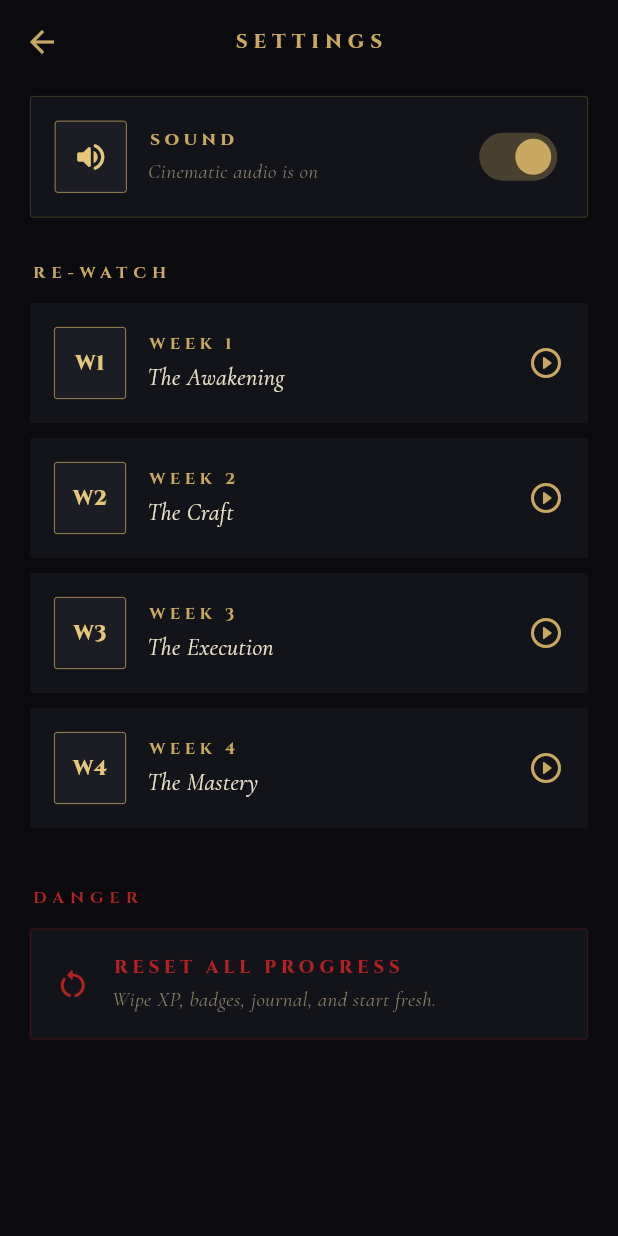
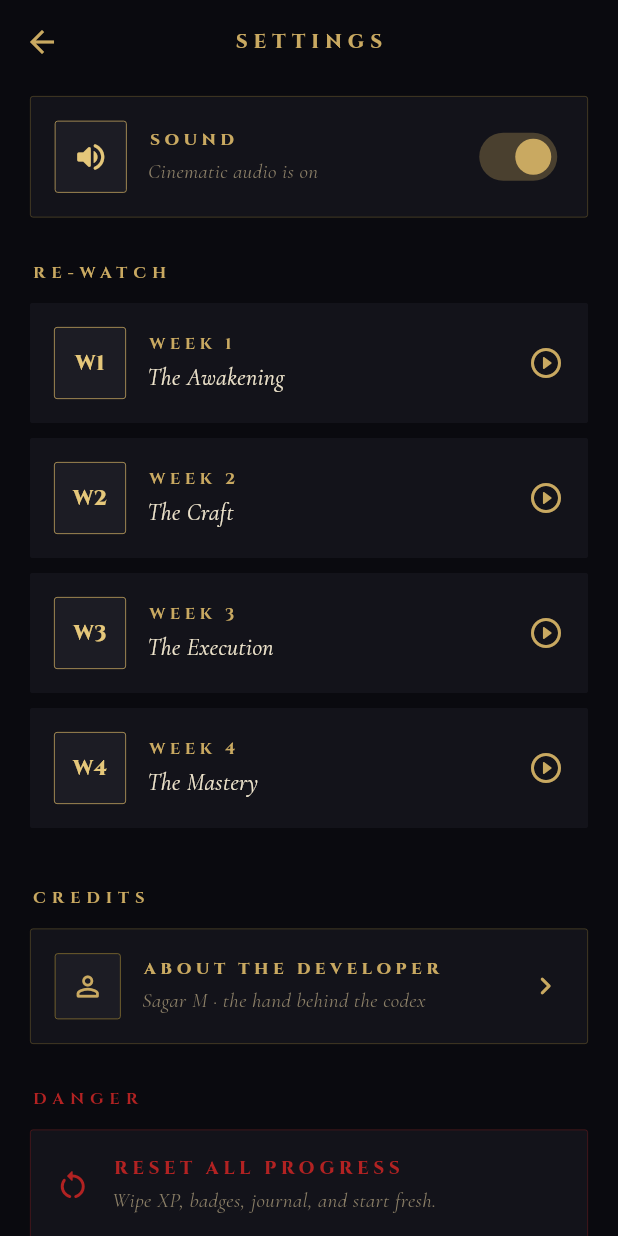
Before and after one commit to Sagarverse/entrepreneurs-codex, a Flutter app: the SettingsScreen screen opened directly, on a phone screen of 412 x 824 dp. Run offline on Flutter 3.47's test engine with Material 3 defaults, Android fonts, the phone set to English and light mode, and no system bars; our stand-ins replace audioplayers, google_fonts, pdf, printing, share_plus, shared_preferences; accounts and stored records are empty.

Commit message:
Add GitHub Releases auto-update, About the Developer, and store metadata
- lib/services/update_service.dart: GitHub Releases API client, semver
  comparator, public release-page URL helper
- lib/widgets/update_prompt_sheet.dart: gold/ink themed bottom sheet
  that surfaces a new release to the user
- lib/main.dart: fires the update check 1.2s after the splash gate;
  non-blocking, silent on failure, never affects first-launch UX
- lib/screens/about_developer_screen.dart: Sagar M / 9019989269 /
  sagarm.2k5@gmail.com, with tappable phone/email/GitHub links
- lib/screens/settings_screen.dart: 'About the Developer' row in
  the new CREDITS section
- store/: Play Store copy, privacy policy, keywords, changelog,
  release process documentation
- README.md: full project overview
- LICENSE: MIT
- pubspec.yaml: explicit http dependency

```diff
--- a/lib/screens/settings_screen.dart
+++ b/lib/screens/settings_screen.dart
@@ -6,6 +6,7 @@ import '../services/app_state.dart';
 import '../services/codex_audio.dart';
 import '../services/storage_service.dart';
 import '../theme.dart';
+import 'about_developer_screen.dart';
 import 'codex_screen.dart';
 import 'weekly_intro_screen.dart';
 
@@ -53,6 +54,18 @@ class SettingsScreen extends StatelessWidget {
           ],
           const SizedBox(height: 28),
           Text(
+            'CREDITS',
+            style: GoogleFonts.cinzel(
+              fontSize: 11,
+              letterSpacing: 4,
+              color: CodexPalette.gold,
+              fontWeight: FontWeight.w700,
+            ),
+          ),
+          const SizedBox(height: 12),
+          _AboutRow(),
+          const SizedBox(height: 28),
+          Text(
             'DANGER',
             style: GoogleFonts.cinzel(
               fontSize: 11,
@@ -64,6 +77,78 @@ class SettingsScreen extends StatelessWidget {
           const SizedBox(height: 12),
           _ResetRow(),
         ],
+      ),
+    );
+  }
+}
+
+class _AboutRow extends StatelessWidget {
+  @override
+  Widget build(BuildContext context) {
+    return Material(
+      color: CodexPalette.inkRaised,
+      borderRadius: BorderRadius.circular(2),
+      child: InkWell(
+        onTap: () {
+          Navigator.of(context).push(MaterialPageRoute(
+            builder: (_) => const AboutDeveloperScreen(),
+          ));
+        },
+        borderRadius: BorderRadius.circular(2),
+        child: Container(
+          decoration: BoxDecoration(
+            border: Border.all(
+                color: CodexPalette.goldDeep.withValues(alpha: 0.5),
+                width: 0.5),
+            borderRadius: BorderRadius.circular(2),
+          ),
+          padding: const EdgeInsets.all(16),
+          child: Row(
+            children: [
+              Container(
+                width: 44,
+                height: 44,
+                alignment: Alignment.center,
+                decoration: BoxDecoration(
+                  color: CodexPalette.inkHigher,
+                  border:
+                      Border.all(color: CodexPalette.goldDeep, width: 0.5),
+                  borderRadius: BorderRadius.circular(2),
+                ),
+                child: const Icon(Icons.person_outline_rounded,
+                    color: CodexPalette.gold, size: 22),
+              ),
+              const SizedBox(width: 14),
+              Expanded(
+                child: Column(
+                  crossAxisAlignment: CrossAxisAlignment.start,
+                  children: [
+                    Text(
+                      'ABOUT THE DEVELOPER',
+                      style: GoogleFonts.cinzel(
+                        fontSize: 11,
+                        letterSpacing: 3,
+                        color: CodexPalette.gold,
+                        fontWeight: FontWeight.w800,
+                      ),
+                    ),
+                    const SizedBox(height: 2),
+                    Text(
+                      '${AboutDeveloperScreen.developerName} · the hand behind the codex',
+                      style: GoogleFonts.cormorantGaramond(
+                        fontSize: 14,
+                        color: CodexPalette.textOnInkDim,
+                        fontStyle: FontStyle.italic,
+                      ),
+                    ),
+                  ],
+                ),
+              ),
+              const Icon(Icons.chevron_right_rounded,
+                  color: CodexPalette.gold),
+            ],
+          ),
+        ),
       ),
     );
   }
--- a/pubspec.yaml
+++ b/pubspec.yaml
@@ -19,6 +19,7 @@ dependencies:
   audioplayers: ^6.0.0
   pdf: ^3.12.0
   printing: ^5.13.1
+  http: ^1.2.0
 
 dev_dependencies:
   flutter_test:
--- /dev/null
+++ b/store/description.txt
@@ -0,0 +1,35 @@
+# The Entrepreneur's Codex — Play Store / App Store copy
+
+## Short description (≤80 chars, Play Store)
+A 30-day journey of mindset, skill, and action — forged in ink and gold.
+
+## Long description (≤4000 chars, Play Store)
+The Entrepreneur's Codex is a cinematic 30-day training for the
+entrepreneurial mind. Each day opens a new chapter — part essay,
+part trial, part reflection — composed in a hand-set serif
+typeface over a deep ink-and-gold field. There are no streaks to
+chase. There is only the next page.
+
+WHAT YOU GET
+• 30 chapters across 4 weeks — abundance, craft, action, and
+  monetization
+• A daily manifesto, three trials, a curated video, a reflection
+  prompt, and a five-question examination
+• A living seal that fills as you progress
+• A printable PDF Certificate of Completion when you seal the
+  final chapter
+• A journal of your reflections, kept private on your device
+
+DESIGNED TO BE RETURNED TO
+Every chapter ends with a teaser for the next, so tomorrow's page
+already exists in your mind by the time you close the app. Sound
+is minimal — a single Arabic bell — so the experience is felt, not
+performed.
+
+PRIVATE BY DEFAULT
+Your reflections, your XP, your progress: all stored on your
+device. No accounts. No servers. No tracking. The auto-update
+check contacts GitHub's public Releases API once at launch so you
+always have the latest chapter; nothing about you leaves the app.
+
+Made by Sagar M · sagarm.2k5@gmail.com
```
Also changed, not shown: lib/main.dart (+27 -0 lines), lib/screens/about_developer_screen.dart (added, +251 -0 lines), lib/services/update_service.dart (added, +151 -0 lines), lib/widgets/update_prompt_sheet.dart (added, +142 -0 lines), store/keywords.txt (added, +7 -0 lines), pubspec.lock, 6 other files.
